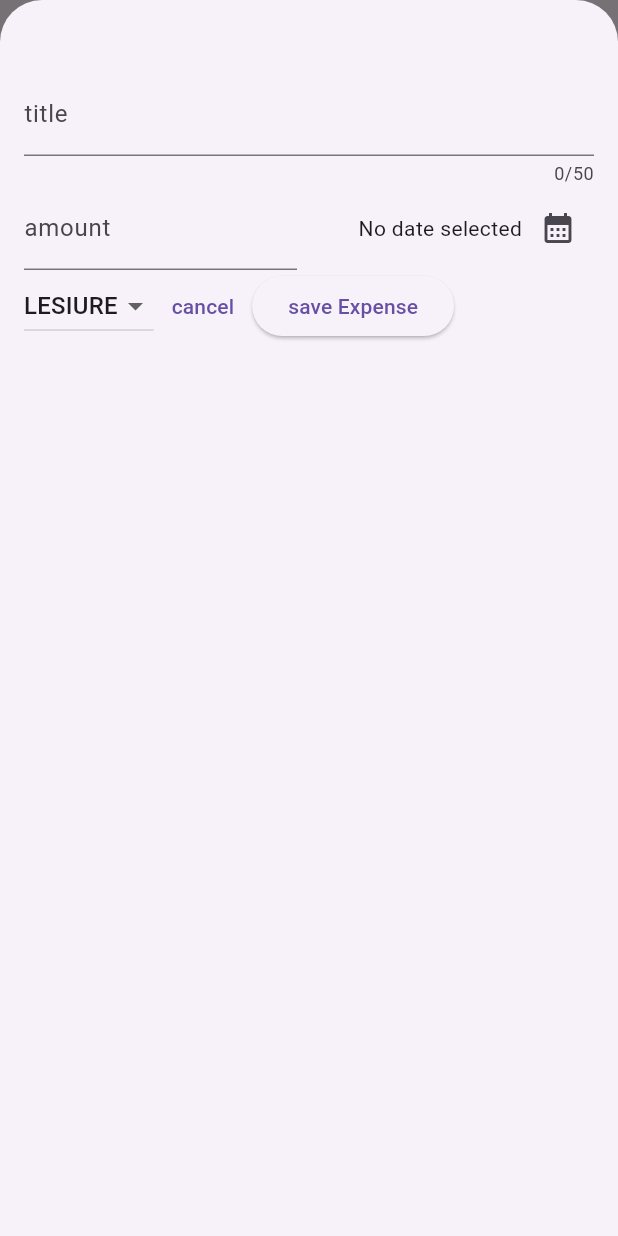
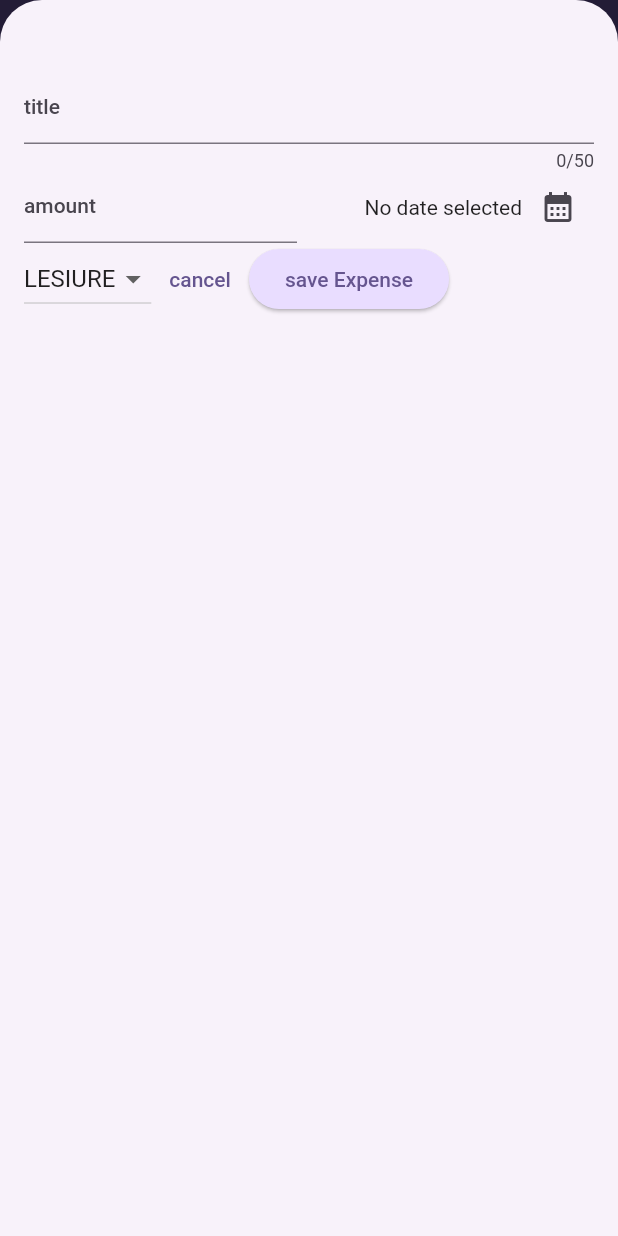
Before and after one commit to aasispaudel26/Expenses-Tracker, a Flutter app: the screen it shows after launch, after a tap on the "add" icon, on a phone screen of 412 x 824 dp. Run offline on Flutter 3.47's test engine with Material 2 defaults, Android fonts, the phone set to English and light mode, and no system bars.

Commit message:
second last part

```diff
--- a/expenses/lib/main.dart
+++ b/expenses/lib/main.dart
@@ -1,10 +1,48 @@
 import 'package:flutter/material.dart';
 import 'package:expenses/widgets/expenses.dart';
+
+var kColorscheme =
+    ColorScheme.fromSeed(seedColor: const Color.fromARGB(255, 96, 59, 182));
+var kDarkColorscheme = ColorScheme.fromSeed(
+  brightness: Brightness.dark,
+  seedColor: const Color.fromARGB(255, 5, 99, 125),
+);
 
 void main() {
   runApp(
     MaterialApp(
-      theme: ThemeData(useMaterial3: true),
+      darkTheme: ThemeData.dark().copyWith(
+        useMaterial3: true,
+        colorScheme: kDarkColorscheme,
+        cardTheme: const CardTheme().copyWith(
+          color: kDarkColorscheme.secondaryContainer,
+          margin: const EdgeInsets.symmetric(horizontal: 16, vertical: 8),
+        ),
+      ),
+      theme: ThemeData().copyWith(
+        useMaterial3: true,
+        colorScheme: kColorscheme,
+        appBarTheme: const AppBarTheme().copyWith(
+          backgroundColor: kColorscheme.onPrimaryContainer,
+          foregroundColor: kColorscheme.primaryContainer,
+        ),
+        cardTheme: const CardTheme().copyWith(
+          color: kColorscheme.secondaryContainer,
+          margin: const EdgeInsets.symmetric(horizontal: 16, vertical: 8),
+        ),
+        elevatedButtonTheme: ElevatedButtonThemeData(
+          style: ElevatedButton.styleFrom(
+            backgroundColor: kColorscheme.primaryContainer,
+          ),
+        ),
+        textTheme: ThemeData().textTheme.copyWith(
+              titleLarge: const TextStyle(
+                  fontWeight: FontWeight.bold,
+                  color: Colors.amber,
+                  fontSize: 16),
+            ),
+      ),
+      themeMode: ThemeMode.system,
       home: const Expenses(),
     ),
   );
--- a/expenses/lib/widgets/expenses_list/expenses_item.dart
+++ b/expenses/lib/widgets/expenses_list/expenses_item.dart
@@ -11,8 +11,12 @@ class ExpensesItem extends StatelessWidget {
         child: Padding(
             padding: const EdgeInsets.symmetric(horizontal: 20, vertical: 16),
             child: Column(
+              crossAxisAlignment: CrossAxisAlignment.start,
               children: [
-                Text(expense.title),
+                Text(
+                  expense.title,
+                  style: Theme.of(context).textTheme.titleLarge,
+                ),
                 const SizedBox(height: 4),
                 Row(
                   children: [
--- a/expenses/lib/widgets/expenses_list/expenses_list.dart
+++ b/expenses/lib/widgets/expenses_list/expenses_list.dart
@@ -15,6 +15,11 @@ class ExpensesList extends StatelessWidget {
               key: ValueKey(
                 expenses[index],
               ),
+              background: Container(
+                color: Theme.of(context).colorScheme.error,
+                margin: EdgeInsets.symmetric(
+                    horizontal: Theme.of(context).cardTheme.margin!.horizontal),
+              ),
               onDismissed: (direction) {
                 onRemoveExpense(
                   expenses[index],
```
